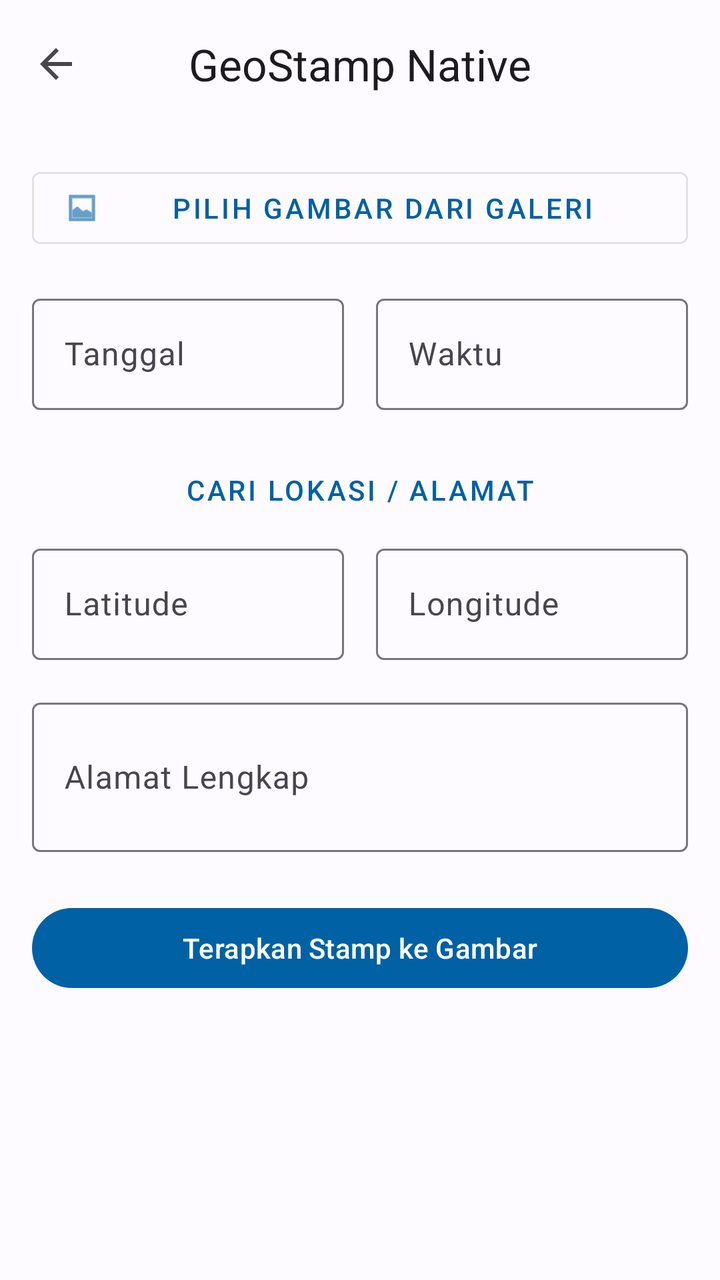
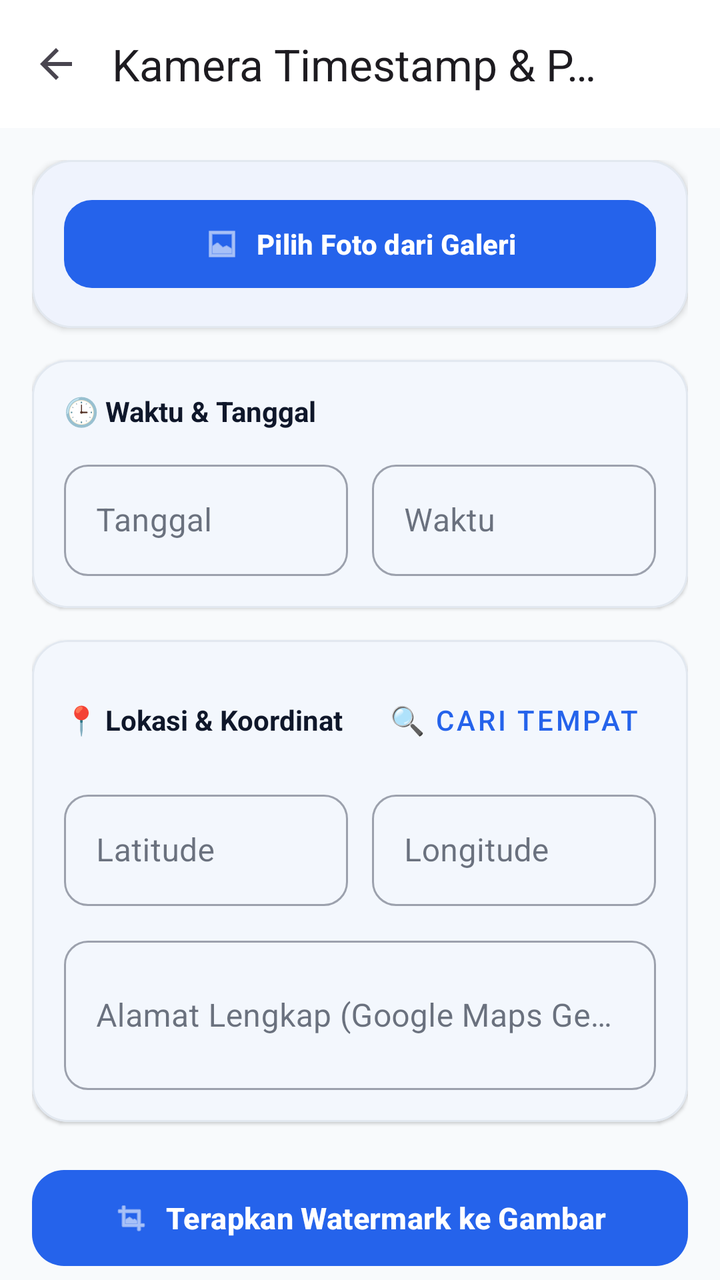

An Android layout rendered at two revisions. The XML below is the earlier revision; the diff shows what the commit changed to produce the second picture.
<!-- AndroidManifest.xml: application theme Theme.CekUserAgent -->
<!-- res/layout/activity_timestamp.xml -->
<?xml version="1.0" encoding="utf-8"?>
<LinearLayout
    xmlns:android="http://schemas.android.com/apk/res/android"
    xmlns:app="http://schemas.android.com/apk/res-auto"
    android:layout_width="match_parent"
    android:layout_height="match_parent"
    android:orientation="vertical"
    android:background="?android:attr/colorBackground">

    <com.google.android.material.appbar.AppBarLayout
        android:layout_width="match_parent"
        android:layout_height="wrap_content">
        <com.google.android.material.appbar.MaterialToolbar
            android:id="@+id/toolbar"
            android:layout_width="match_parent"
            android:layout_height="?attr/actionBarSize"
            app:title="GeoStamp Native"
            app:titleCentered="true"
            app:navigationIcon="?attr/homeAsUpIndicator"/>
    </com.google.android.material.appbar.AppBarLayout>

    <ScrollView
        android:layout_width="match_parent"
        android:layout_height="match_parent"
        android:padding="16dp">

        <LinearLayout
            android:layout_width="match_parent"
            android:layout_height="wrap_content"
            android:orientation="vertical">

            <Button
                android:id="@+id/btnSelectImage"
                android:layout_width="match_parent"
                android:layout_height="wrap_content"
                style="@style/Widget.MaterialComponents.Button.OutlinedButton"
                android:text="Pilih Gambar dari Galeri"
                app:icon="@android:drawable/ic_menu_gallery"/>

            <ImageView
                android:id="@+id/ivPreview"
                android:layout_width="match_parent"
                android:layout_height="300dp"
                android:layout_marginTop="16dp"
                android:scaleType="fitCenter"
                android:background="#EEEEEE"
                android:visibility="gone"/>

            <TextView
                android:id="@+id/tvPreviewHint"
                android:layout_width="match_parent"
                android:layout_height="wrap_content"
                android:text="🔍 Ketuk gambar di atas untuk melihat preview ukuran penuh (Fullscreen)"
                android:textSize="12sp"
                android:textAlignment="center"
                android:textColor="?android:attr/textColorSecondary"
                android:layout_marginTop="4dp"
                android:layout_marginBottom="12dp"
                android:visibility="gone"/>

            <LinearLayout
                android:layout_width="match_parent"
                android:layout_height="wrap_content"
                android:orientation="horizontal"
                android:layout_marginTop="16dp">
                
                <com.google.android.material.textfield.TextInputLayout
                    android:layout_width="0dp"
                    android:layout_height="wrap_content"
                    android:layout_weight="1"
                    android:layout_marginEnd="8dp"
                    android:hint="Tanggal">
                    <com.google.android.material.textfield.TextInputEditText
                        android:id="@+id/etDate"
                        android:focusable="false"
                        android:layout_width="match_parent"
                        android:layout_height="wrap_content" />
                </com.google.android.material.textfield.TextInputLayout>

                <com.google.android.material.textfield.TextInputLayout
                    android:layout_width="0dp"
                    android:layout_height="wrap_content"
                    android:layout_weight="1"
                    android:layout_marginStart="8dp"
                    android:hint="Waktu">
                    <com.google.android.material.textfield.TextInputEditText
                        android:id="@+id/etTime"
                        android:focusable="false"
                        android:layout_width="match_parent"
                        android:layout_height="wrap_content" />
                </com.google.android.material.textfield.TextInputLayout>
            </LinearLayout>

            <Button
                android:id="@+id/btnSearchLocation"
                android:layout_width="match_parent"
                android:layout_height="wrap_content"
                android:layout_marginTop="16dp"
                style="@style/Widget.MaterialComponents.Button.TextButton"
                android:text="Cari Lokasi / Alamat" />

            <LinearLayout
                android:layout_width="match_parent"
                android:layout_height="wrap_content"
                android:orientation="horizontal">
                
                <com.google.android.material.textfield.TextInputLayout
                    android:layout_width="0dp"
                    android:layout_height="wrap_content"
                    android:layout_weight="1"
                    android:layout_marginEnd="8dp"
                    android:hint="Latitude">
                    <com.google.android.material.textfield.TextInputEditText
                        android:id="@+id/etLat"
                        android:inputType="numberDecimal|numberSigned"
                        android:layout_width="match_parent"
                        android:layout_height="wrap_content" />
                </com.google.android.material.textfield.TextInputLayout>

                <com.google.android.material.textfield.TextInputLayout
                    android:layout_width="0dp"
                    android:layout_height="wrap_content"
                    android:layout_weight="1"
                    android:layout_marginStart="8dp"
                    android:hint="Longitude">
                    <com.google.android.material.textfield.TextInputEditText
                        android:id="@+id/etLng"
                        android:inputType="numberDecimal|numberSigned"
                        android:layout_width="match_parent"
                        android:layout_height="wrap_content" />
                </com.google.android.material.textfield.TextInputLayout>
            </LinearLayout>

            <com.google.android.material.textfield.TextInputLayout
                android:layout_width="match_parent"
                android:layout_height="wrap_content"
                android:layout_marginTop="16dp"
                android:hint="Alamat Lengkap">
                <com.google.android.material.textfield.TextInputEditText
                    android:id="@+id/etAddress"
                    android:inputType="textMultiLine"
                    android:minLines="2"
                    android:layout_width="match_parent"
                    android:layout_height="wrap_content" />
            </com.google.android.material.textfield.TextInputLayout>

            <Button
                android:id="@+id/btnApplyStamp"
                android:layout_width="match_parent"
                android:layout_height="wrap_content"
                android:layout_marginTop="24dp"
                android:text="Terapkan Stamp ke Gambar" />

            <Button
                android:id="@+id/btnSaveImage"
                android:layout_width="match_parent"
                android:layout_height="wrap_content"
                android:layout_marginTop="8dp"
                style="@style/Widget.MaterialComponents.Button.OutlinedButton"
                android:text="Simpan Hasil ke Galeri"
                android:visibility="gone" />

            <View
                android:layout_width="match_parent"
                android:layout_height="40dp"/>
        </LinearLayout>
    </ScrollView>
</LinearLayout>
<!-- resources referenced by this layout -->
<resources>
  <style name="Theme.CekUserAgent" parent="Theme.Material3.DayNight.NoActionBar">
          <item name="colorPrimary">@color/primary</item>
          <item name="colorOnPrimary">@color/onPrimary</item>
          <item name="colorPrimaryContainer">@color/primaryContainer</item>
          <item name="colorOnPrimaryContainer">@color/onPrimaryContainer</item>
          <item name="colorSecondary">@color/secondary</item>
          <item name="colorOnSecondary">@color/onSecondary</item>
          <item name="colorSecondaryContainer">@color/secondaryContainer</item>
          <item name="colorOnSecondaryContainer">@color/onSecondaryContainer</item>
          <item name="android:colorBackground">@color/background</item>
          <item name="colorSurface">@color/surface</item>
          <item name="colorOnSurface">@color/onSurface</item>
      </style>
  <color name="primary">#0061A4</color>
  <color name="onPrimary">#FFFFFF</color>
  <color name="primaryContainer">#D1E4FF</color>
  <color name="onPrimaryContainer">#001D36</color>
  <color name="secondary">#535F70</color>
  <color name="onSecondary">#FFFFFF</color>
  <color name="secondaryContainer">#D7E3F7</color>
  <color name="onSecondaryContainer">#101C2B</color>
  <color name="background">#FDFBFF</color>
  <color name="surface">#FDFBFF</color>
  <color name="onSurface">#1A1C1E</color>
</resources>

<!-- the commit's change to res/layout/activity_timestamp.xml (unified diff, before → after) -->
@@ -1,168 +1,307 @@
 <?xml version="1.0" encoding="utf-8"?>
-<LinearLayout
+<androidx.coordinatorlayout.widget.CoordinatorLayout
     xmlns:android="http://schemas.android.com/apk/res/android"
     xmlns:app="http://schemas.android.com/apk/res-auto"
+    xmlns:tools="http://schemas.android.com/tools"
     android:layout_width="match_parent"
     android:layout_height="match_parent"
-    android:orientation="vertical"
-    android:background="?android:attr/colorBackground">
+    android:fitsSystemWindows="true"
+    android:background="@color/background"
+    tools:context=".TimestampActivity">
 
     <com.google.android.material.appbar.AppBarLayout
         android:layout_width="match_parent"
-        android:layout_height="wrap_content">
+        android:layout_height="wrap_content"
+        app:elevation="0dp"
+        android:background="@android:color/transparent">
+
         <com.google.android.material.appbar.MaterialToolbar
             android:id="@+id/toolbar"
             android:layout_width="match_parent"
             android:layout_height="?attr/actionBarSize"
-            app:title="GeoStamp Native"
+            app:title="Kamera Timestamp &amp; Peta"
             app:titleCentered="true"
-            app:navigationIcon="?attr/homeAsUpIndicator"/>
+            app:navigationIcon="?attr/homeAsUpIndicator"
+            android:background="@color/surface"/>
     </com.google.android.material.appbar.AppBarLayout>
 
-    <ScrollView
+    <androidx.core.widget.NestedScrollView
         android:layout_width="match_parent"
         android:layout_height="match_parent"
-        android:padding="16dp">
+        android:fillViewport="true"
+        app:layout_behavior="com.google.android.material.appbar.AppBarLayout$ScrollingViewBehavior">
 
         <LinearLayout
             android:layout_width="match_parent"
             android:layout_height="wrap_content"
-            android:orientation="vertical">
-
-            <Button
-                android:id="@+id/btnSelectImage"
+            android:orientation="vertical"
+            android:padding="16dp">
+
+            
+            <com.google.android.material.card.MaterialCardView
                 android:layout_width="match_parent"
                 android:layout_height="wrap_content"
-                style="@style/Widget.MaterialComponents.Button.OutlinedButton"
-                android:text="Pilih Gambar dari Galeri"
-                app:icon="@android:drawable/ic_menu_gallery"/>
-
-            <ImageView
-                android:id="@+id/ivPreview"
-                android:layout_width="match_parent"
-                android:layout_height="300dp"
-                android:layout_marginTop="16dp"
-                android:scaleType="fitCenter"
-                android:background="#EEEEEE"
-                android:visibility="gone"/>
-
-            <TextView
-                android:id="@+id/tvPreviewHint"
+                android:layout_marginBottom="16dp"
+                app:cardCornerRadius="20dp"
+                app:cardElevation="2dp"
+                app:strokeWidth="1dp"
+                app:strokeColor="@color/cardBorder"
+                app:cardBackgroundColor="@color/surface">
+
+                <LinearLayout
+                    android:layout_width="match_parent"
+                    android:layout_height="wrap_content"
+                    android:orientation="vertical"
+                    android:padding="16dp">
+
+                    <com.google.android.material.button.MaterialButton
+                        android:id="@+id/btnSelectImage"
+                        android:layout_width="match_parent"
+                        android:layout_height="52dp"
+                        android:text="Pilih Foto dari Galeri"
+                        android:textSize="14sp"
+                        android:textStyle="bold"
+                        app:icon="@android:drawable/ic_menu_gallery"
+                        app:iconGravity="textStart"
+                        app:cornerRadius="14dp"/>
+
+                    <com.google.android.material.card.MaterialCardView
+                        android:id="@+id/cardPreviewWrapper"
+                        android:layout_width="match_parent"
+                        android:layout_height="260dp"
+                        android:layout_marginTop="14dp"
+                        app:cardCornerRadius="16dp"
+                        app:cardElevation="0dp"
+                        app:strokeWidth="1dp"
+                        app:strokeColor="@color/cardBorder"
+                        android:visibility="gone">
+
+                        <ImageView
+                            android:id="@+id/ivPreview"
+                            android:layout_width="match_parent"
+                            android:layout_height="match_parent"
+                            android:scaleType="centerCrop"
+                            android:contentDescription="Preview Foto"/>
+                    </com.google.android.material.card.MaterialCardView>
+
+                    <TextView
+                        android:id="@+id/tvPreviewHint"
+                        android:layout_width="match_parent"
+                        android:layout_height="wrap_content"
+                        android:text="🔍 Ketuk foto di atas untuk melihat preview ukuran penuh (Fullscreen Zoom)"
+                        android:textSize="12sp"
+                        android:textAlignment="center"
+                        android:textColor="@color/primary"
+                        android:layout_marginTop="8dp"
+                        android:visibility="gone"/>
+                </LinearLayout>
+            </com.google.android.material.card.MaterialCardView>
+
+            
+            <com.google.android.material.card.MaterialCardView
                 android:layout_width="match_parent"
                 android:layout_height="wrap_content"
-                android:text="🔍 Ketuk gambar di atas untuk melihat preview ukuran penuh (Fullscreen)"
-                android:textSize="12sp"
-                android:textAlignment="center"
-                android:textColor="?android:attr/textColorSecondary"
-                android:layout_marginTop="4dp"
-                android:layout_marginBottom="12dp"
-                android:visibility="gone"/>
-
-            <LinearLayout
+                android:layout_marginBottom="16dp"
+                app:cardCornerRadius="18dp"
+                app:cardElevation="1dp"
+                app:strokeWidth="1dp"
+                app:strokeColor="@color/cardBorder"
+                app:cardBackgroundColor="@color/surface">
+
+                <LinearLayout
+                    android:layout_width="match_parent"
+                    android:layout_height="wrap_content"
+                    android:orientation="vertical"
+                    android:padding="16dp">
+
+                    <TextView
+                        android:layout_width="wrap_content"
+                        android:layout_height="wrap_content"
+                        android:text="🕒 Waktu &amp; Tanggal"
+                        android:textSize="14sp"
+                        android:textStyle="bold"
+                        android:textColor="@color/onSurface"/>
+
+                    <LinearLayout
+                        android:layout_width="match_parent"
+                        android:layout_height="wrap_content"
+                        android:orientation="horizontal"
+                        android:layout_marginTop="12dp">
+                        
+                        <com.google.android.material.textfield.TextInputLayout
+                            android:layout_width="0dp"
+                            android:layout_height="wrap_content"
+                            android:layout_weight="1"
+                            android:layout_marginEnd="6dp"
+                            android:hint="Tanggal"
+                            app:boxCornerRadiusTopStart="12dp"
+                            app:boxCornerRadiusTopEnd="12dp"
+                            app:boxCornerRadiusBottomStart="12dp"
+                            app:boxCornerRadiusBottomEnd="12dp"
+                            style="@style/Widget.MaterialComponents.TextInputLayout.OutlinedBox">
+                            
+                            <com.google.android.material.textfield.TextInputEditText
+                                android:id="@+id/etDate"
+                                android:focusable="false"
+                                android:layout_width="match_parent"
+                                android:layout_height="wrap_content" />
+                        </com.google.android.material.textfield.TextInputLayout>
+
+                        <com.google.android.material.textfield.TextInputLayout
+                            android:layout_width="0dp"
+                            android:layout_height="wrap_content"
+                            android:layout_weight="1"
+                            android:layout_marginStart="6dp"
+                            android:hint="Waktu"
+                            app:boxCornerRadiusTopStart="12dp"
+                            app:boxCornerRadiusTopEnd="12dp"
+                            app:boxCornerRadiusBottomStart="12dp"
+                            app:boxCornerRadiusBottomEnd="12dp"
+                            style="@style/Widget.MaterialComponents.TextInputLayout.OutlinedBox">
+                            
+                            <com.google.android.material.textfield.TextInputEditText
+                                android:id="@+id/etTime"
+                                android:focusable="false"
+                                android:layout_width="match_parent"
+                                android:layout_height="wrap_content" />
+                        </com.google.android.material.textfield.TextInputLayout>
+                    </LinearLayout>
+                </LinearLayout>
+            </com.google.android.material.card.MaterialCardView>
+
+            
+            <com.google.android.material.card.MaterialCardView
                 android:layout_width="match_parent"
                 android:layout_height="wrap_content"
-                android:orientation="horizontal"
-                android:layout_marginTop="16dp">
-                
-                <com.google.android.material.textfield.TextInputLayout
-                    android:layout_width="0dp"
+                android:layout_marginBottom="20dp"
+                app:cardCornerRadius="18dp"
+                app:cardElevation="1dp"
+                app:strokeWidth="1dp"
+                app:strokeColor="@color/cardBorder"
+                app:cardBackgroundColor="@color/surface">
+
+                <LinearLayout
+                    android:layout_width="match_parent"
                     android:layout_height="wrap_content"
-                    android:layout_weight="1"
-                    android:layout_marginEnd="8dp"
-                    android:hint="Tanggal">
-                    <com.google.android.material.textfield.TextInputEditText
-                        android:id="@+id/etDate"
-                        android:focusable="false"
-                        android:layout_width="match_parent"
-                        android:layout_height="wrap_content" />
-                </com.google.android.material.textfield.TextInputLayout>
-
-                <com.google.android.material.textfield.TextInputLayout
-                    android:layout_width="0dp"
-                    android:layout_height="wrap_content"
-                    android:layout_weight="1"
-                    android:layout_marginStart="8dp"
-                    android:hint="Waktu">
-                    <com.google.android.material.textfield.TextInputEditText
-                        android:id="@+id/etTime"
-                        android:focusable="false"
-                        android:layout_width="match_parent"
-                        android:layout_height="wrap_content" />
-                </com.google.android.material.textfield.TextInputLayout>
-            </LinearLayout>
-
-            <Button
-                android:id="@+id/btnSearchLocation"
-                android:layout_width="match_parent"
-                android:layout_height="wrap_content"
-                android:layout_marginTop="16dp"
-                style="@style/Widget.MaterialComponents.Button.TextButton"
-                android:text="Cari Lokasi / Alamat" />
-
-            <LinearLayout
-                android:layout_width="match_parent"
-                android:layout_height="wrap_content"
-                android:orientation="horizontal">
-                
-                <com.google.android.material.textfield.TextInputLayout
-                    android:layout_width="0dp"
-                    android:layout_height="wrap_content"
-                    android:layout_weight="1"
-                    android:layout_marginEnd="8dp"
-                    android:hint="Latitude">
-                    <com.google.android.material.textfield.TextInputEditText
-                        android:id="@+id/etLat"
-                        android:inputType="numberDecimal|numberSigned"
-                        android:layout_width="match_parent"
-                        android:layout_height="wrap_content" />
-                </com.google.android.material.textfield.TextInputLayout>
-
-                <com.google.android.material.textfield.TextInputLayout
-                    android:layout_width="0dp"
-                    android:layout_height="wrap_content"
-                    android:layout_weight="1"
-                    android:layout_marginStart="8dp"
-                    android:hint="Longitude">
-                    <com.google.android.material.textfield.TextInputEditText
-                        android:id="@+id/etLng"
-                        android:inputType="numberDecimal|numberSigned"
-                        android:layout_width="match_parent"
-                        android:layout_height="wrap_content" />
-                </com.google.android.material.textfield.TextInputLayout>
-            </LinearLayout>
-
-            <com.google.android.material.textfield.TextInputLayout
-                android:layout_width="match_parent"
-                android:layout_height="wrap_content"
-                android:layout_marginTop="16dp"
-                android:hint="Alamat Lengkap">
-                <com.google.android.material.textfield.TextInputEditText
-                    android:id="@+id/etAddress"
-                    android:inputType="textMultiLine"
-                    android:minLines="2"
-                    android:layout_width="match_parent"
-                    android:layout_height="wrap_content" />
-            </com.google.android.material.textfield.TextInputLayout>
-
-            <Button
+                    android:orientation="vertical"
+                    android:padding="16dp">
+
+                    <LinearLayout
+                        android:layout_width="match_parent"
+                        android:layout_height="wrap_content"
+                        android:orientation="horizontal"
+                        android:gravity="center_vertical">
+
+                        <TextView
+                            android:layout_width="0dp"
+                            android:layout_height="wrap_content"
+                            android:layout_weight="1"
+                            android:text="📍 Lokasi &amp; Koordinat"
+                            android:textSize="14sp"
+                            android:textStyle="bold"
+                            android:textColor="@color/onSurface"/>
+
+                        <Button
+                            android:id="@+id/btnSearchLocation"
+                            style="@style/Widget.MaterialComponents.Button.TextButton"
+                            android:layout_width="wrap_content"
+                            android:layout_height="wrap_content"
+                            android:text="🔍 Cari Tempat"
+                            android:textColor="@color/primary"/>
+                    </LinearLayout>
+
+                    <LinearLayout
+                        android:layout_width="match_parent"
+                        android:layout_height="wrap_content"
+                        android:orientation="horizontal"
+                        android:layout_marginTop="8dp">
+                        
+                        <com.google.android.material.textfield.TextInputLayout
+                            android:layout_width="0dp"
+                            android:layout_height="wrap_content"
+                            android:layout_weight="1"
+                            android:layout_marginEnd="6dp"
+                            android:hint="Latitude"
+                            app:boxCornerRadiusTopStart="12dp"
+                            app:boxCornerRadiusTopEnd="12dp"
+                            app:boxCornerRadiusBottomStart="12dp"
+                            app:boxCornerRadiusBottomEnd="12dp"
+                            style="@style/Widget.MaterialComponents.TextInputLayout.OutlinedBox">
+                            <com.google.android.material.textfield.TextInputEditText
+                                android:id="@+id/etLat"
+                                android:inputType="numberDecimal|numberSigned"
+                                android:layout_width="match_parent"
+                                android:layout_height="wrap_content" />
+                        </com.google.android.material.textfield.TextInputLayout>
+
+                        <com.google.android.material.textfield.TextInputLayout
+                            android:layout_width="0dp"
+                            android:layout_height="wrap_content"
+                            android:layout_weight="1"
+                            android:layout_marginStart="6dp"
+                            android:hint="Longitude"
+                            app:boxCornerRadiusTopStart="12dp"
+                            app:boxCornerRadiusTopEnd="12dp"
+                            app:boxCornerRadiusBottomStart="12dp"
+                            app:boxCornerRadiusBottomEnd="12dp"
+                            style="@style/Widget.MaterialComponents.TextInputLayout.OutlinedBox">
+                            <com.google.android.material.textfield.TextInputEditText
+                                android:id="@+id/etLng"
+                                android:inputType="numberDecimal|numberSigned"
+                                android:layout_width="match_parent"
+                                android:layout_height="wrap_content" />
+                        </com.google.android.material.textfield.TextInputLayout>
+                    </LinearLayout>
+
+                    <com.google.android.material.textfield.TextInputLayout
+                        android:layout_width="match_parent"
+                        android:layout_height="wrap_content"
+                        android:layout_marginTop="12dp"
+                        android:hint="Alamat Lengkap (Google Maps Geocode)"
+                        app:boxCornerRadiusTopStart="12dp"
+                        app:boxCornerRadiusTopEnd="12dp"
+                        app:boxCornerRadiusBottomStart="12dp"
+                        app:boxCornerRadiusBottomEnd="12dp"
+                        style="@style/Widget.MaterialComponents.TextInputLayout.OutlinedBox">
+                        <com.google.android.material.textfield.TextInputEditText
+                            android:id="@+id/etAddress"
+                            android:inputType="textMultiLine"
+                            android:minLines="2"
+                            android:layout_width="match_parent"
+                            android:layout_height="wrap_content" />
+                    </com.google.android.material.textfield.TextInputLayout>
+                </LinearLayout>
+            </com.google.android.material.card.MaterialCardView>
+
+            
+            <com.google.android.material.button.MaterialButton
                 android:id="@+id/btnApplyStamp"
                 android:layout_width="match_parent"
-                android:layout_height="wrap_content"
-                android:layout_marginTop="24dp"
-                android:text="Terapkan Stamp ke Gambar" />
-
-            <Button
+                android:layout_height="56dp"
+                android:text="Terapkan Watermark ke Gambar"
+                android:textSize="15sp"
+                android:textStyle="bold"
+                app:icon="@android:drawable/ic_menu_crop"
+                app:iconGravity="textStart"
+                app:cornerRadius="16dp"/>
+
+            <com.google.android.material.button.MaterialButton
                 android:id="@+id/btnSaveImage"
                 android:layout_width="match_parent"
-                android:layout_height="wrap_content"
-                android:layout_marginTop="8dp"
+                android:layout_height="56dp"
+                android:layout_marginTop="10dp"
                 style="@style/Widget.MaterialComponents.Button.OutlinedButton"
                 android:text="Simpan Hasil ke Galeri"
+                android:textSize="15sp"
+                android:textStyle="bold"
+                app:icon="@android:drawable/ic_menu_save"
+                app:iconGravity="textStart"
+                app:cornerRadius="16dp"
                 android:visibility="gone" />
 
             <View
                 android:layout_width="match_parent"
-                android:layout_height="40dp"/>
+                android:layout_height="32dp"/>
         </LinearLayout>
-    </ScrollView>
-</LinearLayout>
+    </androidx.core.widget.NestedScrollView>
+</androidx.coordinatorlayout.widget.CoordinatorLayout>
<!-- resource entries referenced after the edit -->
@@ -13,16 +13,17 @@
           <item name="colorSurface">@color/surface</item>
           <item name="colorOnSurface">@color/onSurface</item>
       </style>
-  <color name="primary">#0061A4</color>
+  <color name="primary">#2563EB</color>
   <color name="onPrimary">#FFFFFF</color>
-  <color name="primaryContainer">#D1E4FF</color>
-  <color name="onPrimaryContainer">#001D36</color>
-  <color name="secondary">#535F70</color>
+  <color name="primaryContainer">#DBEAFE</color>
+  <color name="onPrimaryContainer">#1E3A8A</color>
+  <color name="secondary">#4F46E5</color>
   <color name="onSecondary">#FFFFFF</color>
-  <color name="secondaryContainer">#D7E3F7</color>
-  <color name="onSecondaryContainer">#101C2B</color>
-  <color name="background">#FDFBFF</color>
-  <color name="surface">#FDFBFF</color>
-  <color name="onSurface">#1A1C1E</color>
+  <color name="secondaryContainer">#E0E7FF</color>
+  <color name="onSecondaryContainer">#312E81</color>
+  <color name="background">#F8FAFC</color>
+  <color name="cardBorder">#E2E8F0</color>
+  <color name="surface">#FFFFFF</color>
+  <color name="onSurface">#0F172A</color>
 </resources>
 
